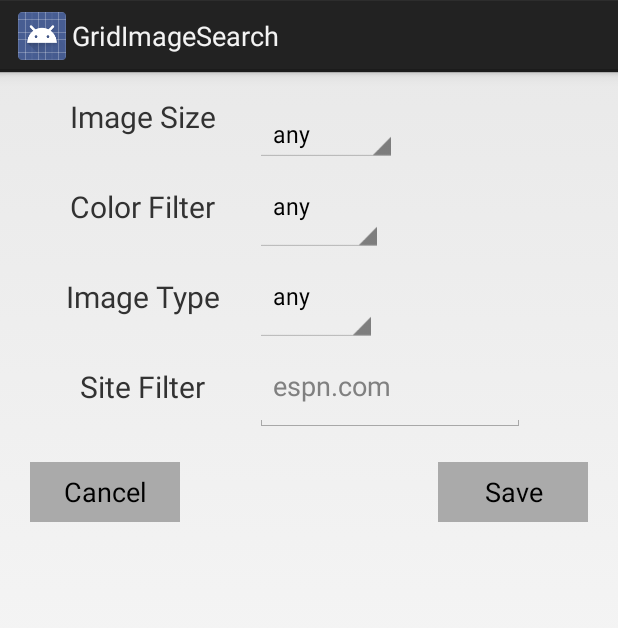
After one commit to kenanpulak/gridImageSearch, an Android app: the layout fragment_filter.xml on its own in the app's theme, with its tools: preview values and no code run, on a phone screen of 412 x 824 dp. The commit adds this screen. Shown: the top 628 px of the screen. Run offline under Robolectric (Android 15) with nearby library versions, the phone set to English and light mode, and no system bars.

Commit message:
WIP added filter dialog

```diff
--- a/app/build.gradle
+++ b/app/build.gradle
@@ -1,13 +1,13 @@
 apply plugin: 'com.android.application'
 
 android {
-    compileSdkVersion 20
+    compileSdkVersion 19
     buildToolsVersion "20.0.0"
 
     defaultConfig {
         applicationId "com.kenanpulak.gridimagesearch"
         minSdkVersion 14
-        targetSdkVersion 20
+        targetSdkVersion 19
         versionCode 1
         versionName "1.0"
     }
@@ -22,4 +22,6 @@ android {
 dependencies {
     compile fileTree(dir: 'libs', include: ['*.jar'])
     compile files('libs/android-async-http-1.4.5 (1).jar')
+    compile 'com.android.support:support-v4:19.+'
+
 }
--- /dev/null
+++ b/app/src/main/java/com/kenanpulak/gridimagesearch/FilterFragment.java
@@ -0,0 +1,47 @@
+package com.kenanpulak.gridimagesearch;
+
+import android.app.Fragment;
+import android.os.Bundle;
+import android.support.v4.app.DialogFragment;
+import android.view.LayoutInflater;
+import android.view.View;
+import android.view.ViewGroup;
+import android.view.WindowManager;
+import android.widget.EditText;
+
+
+/**
+ * A simple {@link Fragment} subclass.
+ * Activities that contain this fragment must implement the
+ * {@link FilterFragment.OnFragmentInteractionListener} interface
+ * to handle interaction events.
+ * Use the {@link FilterFragment#newInstance} factory method to
+ * create an instance of this fragment.
+ *
+ */
+public class FilterFragment extends DialogFragment {
+
+    public FilterFragment() {
+        // Empty constructor required for DialogFragment
+    }
+
+    public static FilterFragment newInstance(String title) {
+        FilterFragment frag = new FilterFragment();
+        Bundle args = new Bundle();
+        args.putString("title", title);
+        frag.setArguments(args);
+        return frag;
+    }
+
+    @Override
+    public View onCreateView(LayoutInflater inflater, ViewGroup container,
+                             Bundle savedInstanceState) {
+        View view = inflater.inflate(R.layout.fragment_filter, container);
+        String title = getArguments().getString("title", "Enter Name");
+        getDialog().setTitle(title);
+        // Show soft keyboard automatically
+       // getDialog().getWindow().setSoftInputMode(WindowManager.LayoutParams.SOFT_INPUT_STATE_VISIBLE);
+        return view;
+    }
+
+}
--- a/app/src/main/java/com/kenanpulak/gridimagesearch/activities/SearchActivity.java
+++ b/app/src/main/java/com/kenanpulak/gridimagesearch/activities/SearchActivity.java
@@ -1,8 +1,9 @@
 package com.kenanpulak.gridimagesearch.activities;
 
-import android.app.Activity;
 import android.content.Intent;
 import android.os.Bundle;
+import android.support.v4.app.FragmentActivity;
+import android.support.v4.app.FragmentManager;
 import android.view.Menu;
 import android.view.MenuItem;
 import android.view.View;
@@ -11,6 +12,7 @@ import android.widget.EditText;
 import android.widget.GridView;
 
 import com.kenanpulak.gridimagesearch.R;
+import com.kenanpulak.gridimagesearch.FilterFragment;
 import com.kenanpulak.gridimagesearch.adapters.ImageResultsAdapter;
 import com.kenanpulak.gridimagesearch.models.ImageResult;
 import com.loopj.android.http.AsyncHttpClient;
@@ -24,7 +26,7 @@ import org.json.JSONObject;
 import java.util.ArrayList;
 
 
-public class SearchActivity extends Activity {
+public class SearchActivity extends FragmentActivity {
 
     private EditText etQuery;
     private GridView gvResults;
@@ -82,6 +84,23 @@ public class SearchActivity extends Activity {
         return super.onOptionsItemSelected(item);
     }
 
+    public void onFilterAction(MenuItem mi) {
+       /* // Create the intent
+        Intent i = new Intent(this,CreationActivity.class);
+        // Define the parameters (extras)
+        i.putExtra(DEFAULT_DOLLAR_EXTRA, 50);
+        i.putExtra(DEFAULT_NOTE_EXTRA, "Food");
+        //Execute my intent
+        startActivityForResult(i, 50);*/
+        showFilterFragment();
+    }
+
+    private void showFilterFragment() {
+        FragmentManager fm = getSupportFragmentManager();
+        FilterFragment filterFragment = FilterFragment.newInstance("Filter");
+        filterFragment.show(fm, "fragment_filter");
+    }
+
     // Fired whenever the button is pressed
     public void onImageSearch(View v){
         String query = etQuery.getText().toString();
--- /dev/null
+++ b/app/src/main/java/com/kenanpulak/gridimagesearch/models/Filter.java
@@ -0,0 +1,13 @@
+package com.kenanpulak.gridimagesearch.models;
+
+/**
+ * Created by kenanpulak on 9/22/14.
+ */
+public class Filter {
+
+    public String size;
+    public String color;
+    public String type;
+    public String site;
+
+}
--- /dev/null
+++ b/app/src/main/res/layout/fragment_filter.xml
@@ -0,0 +1,114 @@
+<RelativeLayout xmlns:android="http://schemas.android.com/apk/res/android"
+    xmlns:tools="http://schemas.android.com/tools"
+    android:layout_width="match_parent"
+    android:layout_height="match_parent"
+    tools:context="com.kenanpulak.gridimagesearch.FilterFragment"
+    android:paddingLeft="20dp"
+    android:paddingRight="20dp">
+
+    <TextView
+        android:id="@+id/tvSizes"
+        android:layout_width="150dp"
+        android:layout_height="60dp"
+        android:text="Image Size"
+        android:gravity="center"
+        android:textSize="20dp"
+
+        />
+
+    <Spinner
+        android:id="@+id/spinnerSizes"
+        android:layout_toRightOf="@id/tvSizes"
+        android:layout_alignBottom="@id/tvSizes"
+        android:layout_width="wrap_content"
+        android:entries="@array/sizes_array"
+        android:prompt="@string/sizes_prompt"
+        android:layout_height="wrap_content" />
+
+    <TextView
+        android:id="@+id/tvColor"
+        android:layout_below="@id/tvSizes"
+        android:layout_width="150dp"
+        android:layout_height="60dp"
+        android:text="Color Filter"
+        android:gravity="center"
+        android:textSize="20dp"
+
+        />
+
+    <Spinner
+        android:id="@+id/spinnerColors"
+        android:layout_toRightOf="@id/tvColor"
+        android:layout_below="@id/spinnerSizes"
+        android:layout_width="wrap_content"
+        android:layout_alignBottom="@id/tvColor"
+        android:entries="@array/color_array"
+        android:prompt="@string/color_prompt"
+        android:layout_height="wrap_content" />
+
+    <TextView
+        android:id="@+id/tvType"
+        android:layout_below="@id/tvColor"
+        android:layout_width="150dp"
+        android:layout_height="60dp"
+        android:text="Image Type"
+        android:gravity="center"
+        android:textSize="20dp"
+
+        />
+
+    <Spinner
+        android:id="@+id/spinnerType"
+        android:layout_below="@id/spinnerColors"
+        android:layout_width="wrap_content"
+        android:layout_toRightOf="@id/tvType"
+        android:layout_alignBottom="@id/tvType"
+        android:entries="@array/type_array"
+        android:prompt="@string/type_prompt"
+        android:layout_height="wrap_content" />
+
+    <TextView
+        android:id="@+id/tvSiteFilter"
+        android:layout_below="@id/tvType"
+        android:layout_width="150dp"
+        android:layout_height="60dp"
+        android:text="Site Filter"
+        android:gravity="center"
+        android:textSize="20dp"
+
+        />
+
+    <EditText
+        android:layout_width="180dp"
+        android:layout_height="wrap_content"
+        android:layout_below="@id/spinnerType"
+        android:layout_toRightOf="@id/tvSiteFilter"
+        android:layout_alignBottom="@id/tvSiteFilter"
+        android:hint="espn.com"
+        android:lines="1"
+        />
+
+    <Button
+        android:id="@+id/btnCancel"
+        android:layout_width="100dp"
+        android:layout_height="40dp"
+        android:background="@android:color/darker_gray"
+        android:text="Cancel"
+        android:layout_marginTop="20dp"
+        android:layout_marginBottom="20dp"
+        android:layout_alignParentLeft="true"
+        android:layout_below="@+id/tvSiteFilter"/>
+
+    <Button
+        android:id="@+id/btnLogin"
+        android:layout_width="100dp"
+        android:layout_height="40dp"
+        android:background="@android:color/darker_gray"
+        android:text="Save"
+        android:layout_alignParentRight="true"
+        android:layout_marginTop="20dp"
+        android:layout_marginBottom="20dp"
+        android:layout_below="@+id/tvSiteFilter"/>
+
+
+</RelativeLayout>
--- a/app/src/main/res/menu/search.xml
+++ b/app/src/main/res/menu/search.xml
@@ -4,5 +4,7 @@
     <item android:id="@+id/action_settings"
         android:title="@string/action_settings"
         android:orderInCategory="100"
-        android:showAsAction="never" />
+        android:icon="@drawable/ic_gear"
+        android:onClick="onFilterAction"
+        android:showAsAction="ifRoom" />
 </menu>
--- /dev/null
+++ b/app/src/main/res/values/color_array.xml
@@ -0,0 +1,17 @@
+<?xml version="1.0" encoding="utf-8"?>
+<resources>
+    <string-array name="color_array">
+        <item>any</item>
+        <item>blue</item>
+        <item>brown</item>
+        <item>gray</item>
+        <item>green</item>
+        <item>orange</item>
+        <item>pink</item>
+        <item>purple</item>
+        <item>red</item>
+        <item>teal</item>
+        <item>white</item>
+        <item>yellow</item>
+    </string-array>
+</resources>
--- /dev/null
+++ b/app/src/main/res/values/sizes_array.xml
@@ -0,0 +1,13 @@
+<?xml version="1.0" encoding="utf-8"?>
+<resources>
+    <string-array name="sizes_array">
+        <item>any</item>
+        <item>icon</item>
+        <item>small</item>
+        <item>medium</item>
+        <item>large</item>
+        <item>xlarge</item>
+        <item>xxlarge</item>
+        <item>huge</item>
+    </string-array>
+</resources>
--- a/app/src/main/res/values/strings.xml
+++ b/app/src/main/res/values/strings.xml
@@ -9,5 +9,8 @@
     <string name="image_title">Image Title</string>
     <string name="image_content_description">Image Result</string>
     <string name="title_activity_image_display">Full Image</string>
+    <string name="sizes_prompt">Sizes</string>
+    <string name="type_prompt">Type</string>
+    <string name="color_prompt">Color</string>
 
 </resources>
--- /dev/null
+++ b/app/src/main/res/values/type_array.xml
@@ -0,0 +1,10 @@
+<?xml version="1.0" encoding="utf-8"?>
+<resources>
+    <string-array name="type_array">
+        <item>any</item>
+        <item>face</item>
+        <item>photo</item>
+        <item>clipart</item>
+        <item>lineart</item>
+    </string-array>
+</resources>
--- a/build.gradle
+++ b/build.gradle
@@ -5,7 +5,7 @@ buildscript {
         jcenter()
     }
     dependencies {
-        classpath 'com.android.tools.build:gradle:0.12.2'
+        classpath 'com.android.tools.build:gradle:0.12.+'
 
         // NOTE: Do not place your application dependencies here; they belong
         // in the individual module build.gradle files
```
Also changed, not shown: app/src/main/res/drawable-hdpi/ic_gear.png (added), app/src/main/res/drawable-mdpi/ic_gear.png (added), app/src/main/res/drawable-xhdpi/ic_gear.png (added), app/src/main/res/drawable-xxhdpi/ic_gear.png (added).
